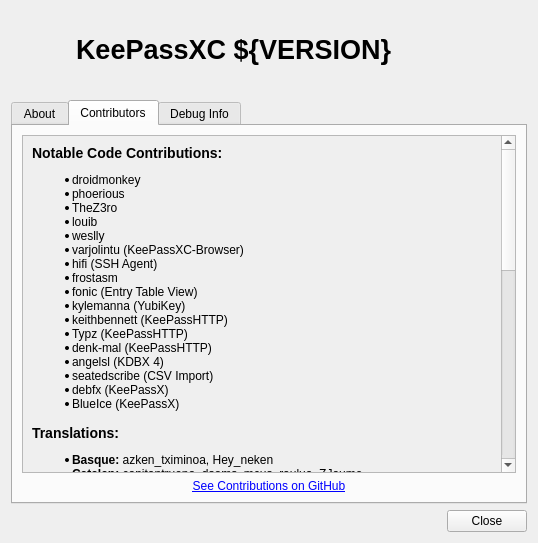
iluminat23/keepassxc-debian, file src/gui/AboutDialog.ui: the form before one commit.
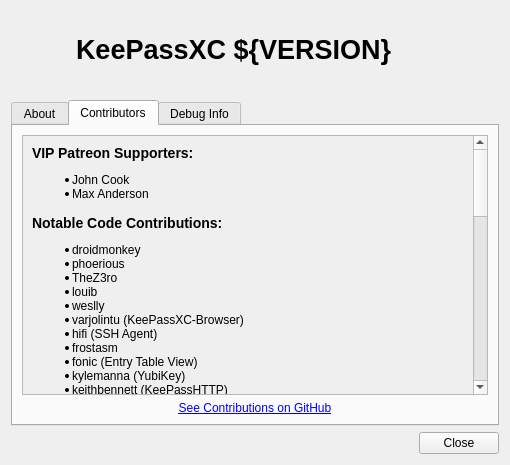
The form after the commit. The open tabs and pages were chosen to show the change.

```diff
--- a/src/gui/AboutDialog.ui
+++ b/src/gui/AboutDialog.ui
@@ -2,6 +2,14 @@
 <ui version="4.0">
  <class>AboutDialog</class>
  <widget class="QDialog" name="AboutDialog">
+  <property name="geometry">
+   <rect>
+    <x>0</x>
+    <y>0</y>
+    <width>510</width>
+    <height>443</height>
+   </rect>
+  </property>
   <property name="windowTitle">
    <string>About KeePassXC</string>
   </property>
@@ -68,7 +76,7 @@
      <property name="currentIndex">
       <number>0</number>
      </property>
-     <widget class="QWidget" name="tab">
+     <widget class="QWidget" name="aboutTab">
       <attribute name="title">
        <string>About</string>
       </attribute>
@@ -164,13 +172,21 @@
          </property>
          <property name="text">
           <string notr="true">&lt;ul&gt;
-    &lt;li&gt;droidmonkey&lt;/li&gt;
-    &lt;li&gt;phoerious&lt;/li&gt;
-    &lt;li&gt;TheZ3ro&lt;/li&gt;
-    &lt;li&gt;louib&lt;/li&gt;
-    &lt;li&gt;weslly&lt;/li&gt;
+    &lt;li&gt;Jonathan White (&lt;a href=&quot;https://github.com/droidmonkey&quot;&gt;droidmonkey&lt;/a&gt;)&lt;/li&gt;
+    &lt;li&gt;Janek Bevendorff (&lt;a href=&quot;https://github.com/phoerious&quot;&gt;phoerious&lt;/a&gt;)&lt;/li&gt;
+    &lt;li&gt;&lt;a href=&quot;https://github.com/TheZ3ro&quot;&gt;TheZ3ro&lt;/a&gt;&lt;/li&gt;
+    &lt;li&gt;Louis-Bertrand (&lt;a href=&quot;https://github.com/louib&quot;&gt;louib&lt;/a&gt;)&lt;/li&gt;
+    &lt;li&gt;Weslly Honorato (&lt;a href=&quot;https://github.com/weslly&quot;&gt;weslly&lt;/a&gt;)&lt;/li&gt;
+    &lt;li&gt;Toni Spets (&lt;a href=&quot;https://github.com/hifi&quot;&gt;hifi&lt;/a&gt;)&lt;/li&gt;
+    &lt;li&gt;Sami V&amp;auml;nttinen (&lt;a href=&quot;https://github.com/varjolintu&quot;&gt;varjolintu&lt;/a&gt;)&lt;/li&gt;
 &lt;/ul&gt;</string>
          </property>
+         <property name="openExternalLinks">
+          <bool>true</bool>
+         </property>
+         <property name="textInteractionFlags">
+          <set>Qt::LinksAccessibleByKeyboard|Qt::LinksAccessibleByMouse</set>
+         </property>
         </widget>
        </item>
        <item>
@@ -187,6 +203,9 @@
          <property name="wordWrap">
           <bool>true</bool>
          </property>
+         <property name="textInteractionFlags">
+          <set>Qt::LinksAccessibleByKeyboard|Qt::LinksAccessibleByMouse</set>
+         </property>
         </widget>
        </item>
        <item>
@@ -204,7 +223,7 @@
        </item>
       </layout>
      </widget>
-     <widget class="QWidget" name="tab_3">
+     <widget class="QWidget" name="contribTab">
       <attribute name="title">
        <string>Contributors</string>
       </attribute>
@@ -220,7 +239,7 @@
             <x>0</x>
             <y>0</y>
             <width>449</width>
-            <height>803</height>
+            <height>845</height>
            </rect>
           </property>
           <layout class="QVBoxLayout" name="verticalLayout_5">
@@ -236,63 +255,74 @@
               <cursorShape>IBeamCursor</cursorShape>
              </property>
              <property name="text">
-              <string notr="true">&lt;h3&gt;Notable Code Contributions:&lt;/h3&gt;
+              <string notr="true">&lt;h3&gt;VIP Patreon Supporters:&lt;/h3&gt;
 &lt;ul&gt;
-&lt;li&gt;droidmonkey&lt;/li&gt;
-&lt;li&gt;phoerious&lt;/li&gt;
-&lt;li&gt;TheZ3ro&lt;/li&gt;
-&lt;li&gt;louib&lt;/li&gt;
-&lt;li &gt;weslly&lt;/li&gt;
-&lt;li&gt;varjolintu (KeePassXC-Browser)&lt;/li&gt;
-&lt;li&gt;hifi (SSH Agent)&lt;/li&gt;
-&lt;li&gt;frostasm&lt;/li&gt;
-&lt;li&gt;fonic (Entry Table View)&lt;/li&gt;
-&lt;li&gt;kylemanna (YubiKey)&lt;/li&gt;
-&lt;li&gt;keithbennett (KeePassHTTP)&lt;/li&gt;
-&lt;li&gt;Typz (KeePassHTTP)&lt;/li&gt;
-&lt;li&gt;denk-mal (KeePassHTTP)&lt;/li&gt;
-&lt;li&gt;angelsl (KDBX 4)&lt;/li&gt;
-&lt;li&gt;seatedscribe (CSV Import)&lt;/li&gt;
-&lt;li&gt;debfx (KeePassX)&lt;/li&gt;
-&lt;li&gt;BlueIce (KeePassX)&lt;/li&gt;
+  &lt;li&gt;John Cook&lt;/li&gt;
+  &lt;li&gt;Max Anderson&lt;/li&gt;
 &lt;/ul&gt;
-
+&lt;h3&gt;Notable Code Contributions:&lt;/h3&gt;
+&lt;ul&gt;
+  &lt;li&gt;droidmonkey&lt;/li&gt;
+  &lt;li&gt;phoerious&lt;/li&gt;
+  &lt;li&gt;TheZ3ro&lt;/li&gt;
+  &lt;li&gt;louib&lt;/li&gt;
+  &lt;li&gt;weslly&lt;/li&gt;
+  &lt;li&gt;varjolintu (KeePassXC-Browser)&lt;/li&gt;
+  &lt;li&gt;hifi (SSH Agent)&lt;/li&gt;
+  &lt;li&gt;frostasm&lt;/li&gt;
+  &lt;li&gt;fonic (Entry Table View)&lt;/li&gt;
+  &lt;li&gt;kylemanna (YubiKey)&lt;/li&gt;
+  &lt;li&gt;keithbennett (KeePassHTTP)&lt;/li&gt;
+  &lt;li&gt;Typz (KeePassHTTP)&lt;/li&gt;
+  &lt;li&gt;denk-mal (KeePassHTTP)&lt;/li&gt;
+  &lt;li&gt;angelsl (KDBX 4)&lt;/li&gt;
+  &lt;li&gt;seatedscribe (CSV Import)&lt;/li&gt;
+  &lt;li&gt;debfx (KeePassX)&lt;/li&gt;
+  &lt;li&gt;BlueIce (KeePassX)&lt;/li&gt;
+&lt;/ul&gt;
+&lt;h3&gt;Patreon Supporters:&lt;/h3&gt;
+&lt;ul&gt;
+  &lt;li&gt;Ashura&lt;/li&gt;
+  &lt;li&gt;Alexanderjb&lt;/li&gt;
+  &lt;li&gt;Andreas Kollmann&lt;/li&gt;
+  &lt;li&gt;Richard Ames&lt;/li&gt;
+&lt;/ul&gt;
 &lt;h3&gt;Translations:&lt;/h3&gt;
 &lt;ul&gt;
-&lt;li&gt;&lt;b&gt;Basque:&lt;/b&gt; azken_tximinoa, Hey_neken&lt;/li&gt;
-&lt;li&gt;&lt;b&gt;Catalan:&lt;/b&gt; capitantrueno, dsoms, mcus, raulua, ZJaume&lt;/li&gt;
-&lt;li&gt;&lt;b&gt;Chinese (China):&lt;/b&gt; Biggulu, Brandon_c, hoilc, ligyxy, vc5, Small_Ku&lt;/li&gt;
-&lt;li&gt;&lt;b&gt;Chinese (Taiwan):&lt;/b&gt; BestSteve, MiauLightouch, Small_Ku, yan12125, ymhuang0808&lt;/li&gt;
-&lt;li&gt;&lt;b&gt;Czech:&lt;/b&gt; DanielMilde, JosefVitu, pavelb, tpavelek&lt;/li&gt;
-&lt;li&gt;&lt;b&gt;Danish:&lt;/b&gt; nlkl&lt;/li&gt;
-&lt;li&gt;&lt;b&gt;Dutch:&lt;/b&gt; apie, bartlibert, evanoosten, fvw, KnooL, srgvg, Vistaus, wanderingidea&lt;/li&gt;
-&lt;li&gt;&lt;b&gt;Finnish:&lt;/b&gt; artnay, Jarppi, MawKKe &lt;/li&gt;
-&lt;li&gt;&lt;b&gt;French:&lt;/b&gt; A1RO, aghilas.messara, bisaloo, frgnca, ggtr1138, gilbsgilbs, gtalbot, Gui13, iannick, jlutran, kyodev, logut, MartialBis, narzb, pBouillon, plunkets, Raphi111, Scrat15, tl_pierre, wilfriedroset&lt;/li&gt;
-&lt;li&gt;&lt;b&gt;German:&lt;/b&gt; antsas, BasicBaer, Calyrx, codejunky, DavidHamburg, eth0, for1real, jensrutschmann, joe776, kflesch, MarcEdinger, marcbone, mcliquid, mfernau77, montilo, nursoda, omnisome4, origin_de, pcrcoding, phoerious, rgloor, transi_222, vlenzer, waster&lt;/li&gt;
-&lt;li&gt;&lt;b&gt;Greek:&lt;/b&gt; magkopian, nplatis, tassos.b, xinomilo&lt;/li&gt;
-&lt;li&gt;&lt;b&gt;Hungarian:&lt;/b&gt; bubu, meskobalazs, urbalazs&lt;/li&gt;
-&lt;li&gt;&lt;b&gt;Indonesian:&lt;/b&gt; zk&lt;/li&gt;
-&lt;li&gt;&lt;b&gt;Italian:&lt;/b&gt; amaxis, bovirus, duncanmid, FranzMari, lucaim, Mte90, Peo, TheZ3ro, tosky, VosaxAlo&lt;/li&gt;
-&lt;li&gt;&lt;b&gt;Japanese:&lt;/b&gt; masoo, metalic_cat, p2635, Shinichirou_Yamada, vargas.peniel, vmemjp, yukinakato&lt;/li&gt;
-&lt;li&gt;&lt;b&gt;Korean:&lt;/b&gt; cancantun, peremen&lt;/li&gt;
-&lt;li&gt;&lt;b&gt;Lithuanian:&lt;/b&gt; Moo&lt;/li&gt;
-&lt;li&gt;&lt;b&gt;Polish:&lt;/b&gt; keypress, konradmb, mrerexx, psobczak&lt;/li&gt;
-&lt;li&gt;&lt;b&gt;Portuguese (Brazil): &lt;/b&gt; danielbibit, fabiom, flaviobn, vitor895, weslly&lt;/li&gt;
-&lt;li&gt;&lt;b&gt;Portuguese (Portugal): &lt;/b&gt; American_Jesus, hds, mihai.ile, VictorR2007, smarquespt&lt;/li&gt;
-&lt;li&gt;&lt;b&gt;Russian:&lt;/b&gt; _nomoretears_, agag11507, anm, denoos, KekcuHa, Mogost, NcNZllQnHVU, netforhack, NetWormKido, RKuchma, VictorR2007, vsvyatski, wkill95&lt;/li&gt;
-&lt;li&gt;&lt;b&gt;Spanish:&lt;/b&gt; antifaz, EdwardNavarro, eliluminado, gonrial, jojobrambs, LeoBeltran, piegope, pquin, puchrojo, vargas.peniel, vsvyatski, Zranz&lt;/li&gt;
-&lt;li&gt;&lt;b&gt;Swedish:&lt;/b&gt; Anders_Bergqvist, LIINdd, henziger, jpyllman, peron&lt;/li&gt;
-&lt;li&gt;&lt;b&gt;Thai:&lt;/b&gt; arthit&lt;/li&gt;
-&lt;li&gt;&lt;b&gt;Turkish:&lt;/b&gt; etc, N3pp&lt;/li&gt;
-&lt;li&gt;&lt;b&gt;Ukrainian:&lt;/b&gt; brisk022, netforhack, zoresvit&lt;/li&gt;
-&lt;/ul&gt;</string>
+  &lt;li&gt;&lt;strong&gt;Basque&lt;/strong&gt;: azken_tximinoa, Hey_neken&lt;/li&gt;
+  &lt;li&gt;&lt;strong&gt;Catalan&lt;/strong&gt;: capitantrueno, dsoms, mcus, raulua, ZJaume&lt;/li&gt;
+  &lt;li&gt;&lt;strong&gt;Chinese (China)&lt;/strong&gt;: Biggulu, Brandon_c, hoilc, ligyxy, vc5, Small_Ku&lt;/li&gt;
+  &lt;li&gt;&lt;strong&gt;Chinese (Taiwan)&lt;/strong&gt;: BestSteve, MiauLightouch, Small_Ku, yan12125, ymhuang0808&lt;/li&gt;
+  &lt;li&gt;&lt;strong&gt;Czech&lt;/strong&gt;: DanielMilde, JosefVitu, pavelb, tpavelek&lt;/li&gt;
+  &lt;li&gt;&lt;strong&gt;Danish&lt;/strong&gt;: nlkl&lt;/li&gt;
+  &lt;li&gt;&lt;strong&gt;Dutch&lt;/strong&gt;: apie, bartlibert, evanoosten, fvw, KnooL, srgvg, Vistaus, wanderingidea&lt;/li&gt;
+  &lt;li&gt;&lt;strong&gt;Finnish&lt;/strong&gt;: artnay, Jarppi, MawKKe&lt;/li&gt;
+  &lt;li&gt;&lt;strong&gt;French&lt;/strong&gt;: A1RO, aghilas.messara, bisaloo, frgnca, ggtr1138, gilbsgilbs, gtalbot, Gui13, iannick, jlutran, kyodev, logut, MartialBis, narzb, pBouillon, plunkets, Raphi111, Scrat15, tl_pierre, wilfriedroset&lt;/li&gt;
+  &lt;li&gt;&lt;strong&gt;German&lt;/strong&gt;: antsas, BasicBaer, Calyrx, codejunky, DavidHamburg, eth0, for1real, jensrutschmann, joe776, kflesch, MarcEdinger, marcbone, mcliquid, mfernau77, montilo, nursoda, omnisome4, origin_de, pcrcoding, phoerious, rgloor, transi_222, vlenzer, waster&lt;/li&gt;
+  &lt;li&gt;&lt;strong&gt;Greek&lt;/strong&gt;: magkopian, nplatis, tassos.b, xinomilo&lt;/li&gt;
+  &lt;li&gt;&lt;strong&gt;Hungarian&lt;/strong&gt;: bubu, meskobalazs, urbalazs&lt;/li&gt;
+  &lt;li&gt;&lt;strong&gt;Indonesian&lt;/strong&gt;: zk&lt;/li&gt;
+  &lt;li&gt;&lt;strong&gt;Italian&lt;/strong&gt;: amaxis, bovirus, duncanmid, FranzMari, lucaim, Mte90, Peo, TheZ3ro, tosky, VosaxAlo&lt;/li&gt;
+  &lt;li&gt;&lt;strong&gt;Japanese&lt;/strong&gt;: masoo, metalic_cat, p2635, Shinichirou_Yamada, vargas.peniel, vmemjp, yukinakato&lt;/li&gt;
+  &lt;li&gt;&lt;strong&gt;Korean&lt;/strong&gt;: cancantun, peremen&lt;/li&gt;
+  &lt;li&gt;&lt;strong&gt;Lithuanian&lt;/strong&gt;: Moo&lt;/li&gt;
+  &lt;li&gt;&lt;strong&gt;Polish&lt;/strong&gt;: keypress, konradmb, mrerexx, psobczak&lt;/li&gt;
+  &lt;li&gt;&lt;strong&gt;Portuguese (Brazil)&lt;/strong&gt;: danielbibit, fabiom, flaviobn, vitor895, weslly&lt;/li&gt;
+&lt;/ul&gt;
+</string>
              </property>
              <property name="textFormat">
-              <enum>Qt::RichText</enum>
+              <enum>Qt::AutoText</enum>
+             </property>
+             <property name="alignment">
+              <set>Qt::AlignLeading|Qt::AlignLeft|Qt::AlignTop</set>
              </property>
              <property name="wordWrap">
               <bool>true</bool>
              </property>
+             <property name="margin">
+              <number>5</number>
+             </property>
              <property name="textInteractionFlags">
               <set>Qt::TextBrowserInteraction</set>
              </property>
@@ -303,7 +333,7 @@
         </widget>
        </item>
        <item>
-        <widget class="QLabel" name="label_6">
+        <widget class="QLabel" name="seeContributions">
          <property name="text">
           <string>&lt;a href=&quot;https://github.com/keepassxreboot/keepassxc/graphs/contributors&quot;&gt;See Contributions on GitHub&lt;/a&gt;</string>
          </property>
@@ -317,7 +347,7 @@
        </item>
       </layout>
      </widget>
-     <widget class="QWidget" name="tab_2">
+     <widget class="QWidget" name="debugTab">
       <attribute name="title">
        <string>Debug Info</string>
       </attribute>
```
